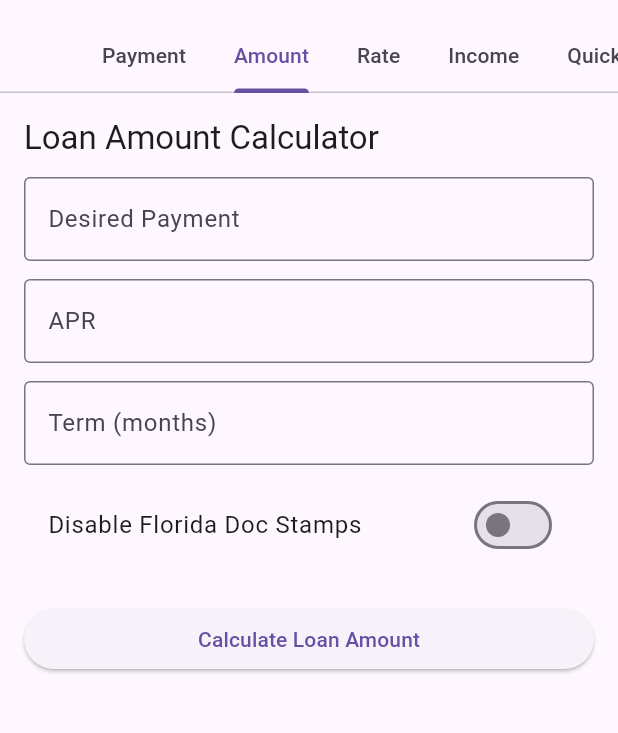
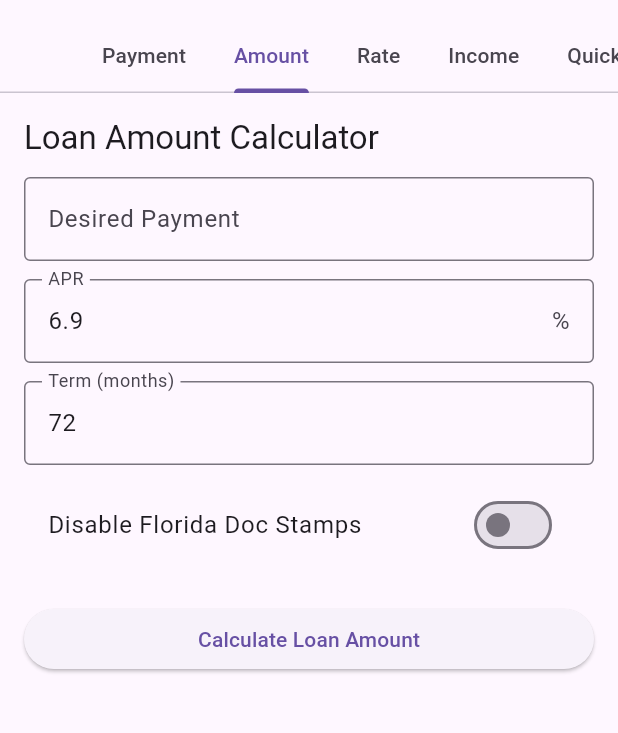
Before and after one commit to seanzmc/stingcalc_flutter, a Flutter app: the screen it shows after launch, tab 2 chosen, on a phone screen of 412 x 824 dp, the part 63-796 px from its top. Run offline on Flutter 3.47's test engine with Material 3 defaults, Android fonts, the phone set to English and light mode, and no system bars.

```diff
--- a/lib/amount_calculator_screen.dart
+++ b/lib/amount_calculator_screen.dart
@@ -20,6 +20,13 @@ class _AmountCalculatorScreenState extends State<AmountCalculatorScreen> {
   double? _loanAmount;
   double? _docStamps;
   double? _totalLoan;
+
+  @override
+  void initState() {
+    super.initState();
+    _rateController.text = '6.9';
+    _termController.text = '72';
+  }
 
   @override
   void dispose() {
@@ -83,6 +90,7 @@ class _AmountCalculatorScreenState extends State<AmountCalculatorScreen> {
               ),
               keyboardType: TextInputType.number,
               textInputAction: TextInputAction.next,
+              onFieldSubmitted: (_) => FocusScope.of(context).nextFocus(),
               validator: _requiredNumberValidator,
             ),
             const SizedBox(height: 12),
@@ -94,6 +102,7 @@ class _AmountCalculatorScreenState extends State<AmountCalculatorScreen> {
               ),
               keyboardType: TextInputType.number,
               textInputAction: TextInputAction.next,
+              onFieldSubmitted: (_) => FocusScope.of(context).nextFocus(),
               validator: _requiredNumberValidator,
             ),
             const SizedBox(height: 12),
```
Also changed, not shown: lib/rate_solver_screen.dart (+8 -0 lines), 1 other file.
